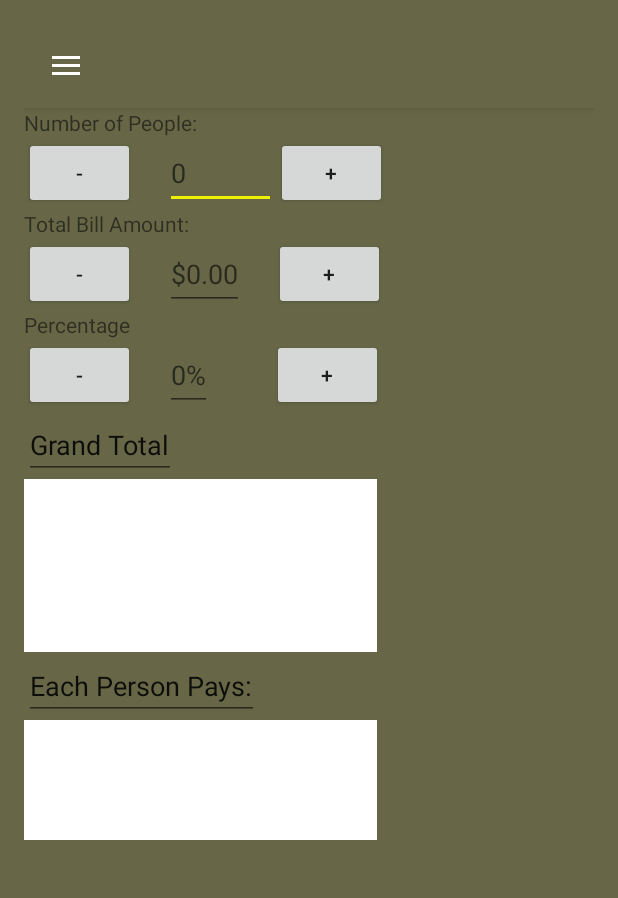
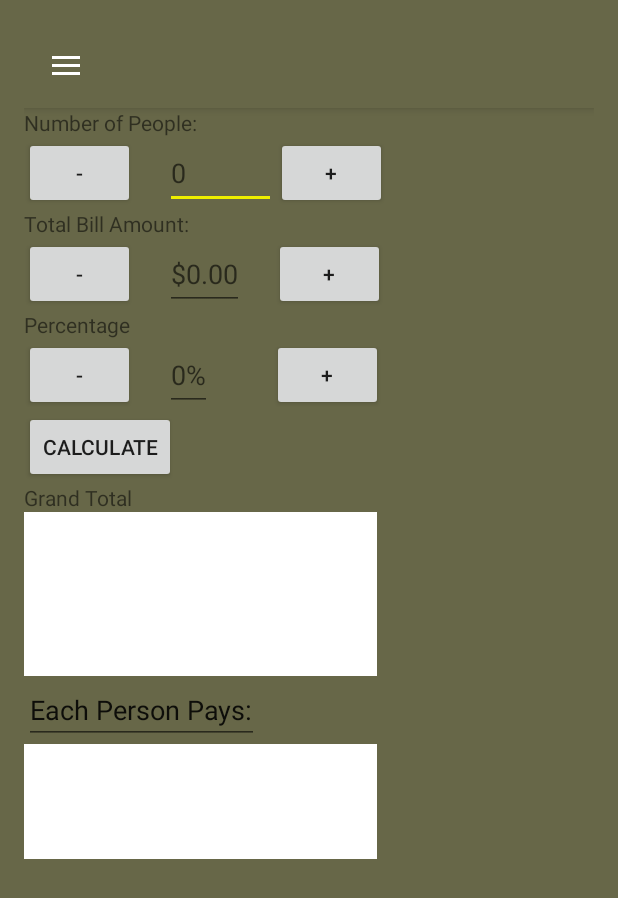
Before and after one commit to Squiggee/JustTheTip, an Android app: the MainActivity screen opened directly, with no data from a screen before it, on a phone screen of 412 x 824 dp. Shown: the top 898 px of the screen. Run offline under Robolectric (Android 15) with nearby library versions, the phone set to English and light mode, and no system bars.

Commit message:
finished button logic

```diff
--- a/app/src/main/java/com/main/justthetip/MainActivity.java
+++ b/app/src/main/java/com/main/justthetip/MainActivity.java
@@ -1,5 +1,6 @@
 package com.main.justthetip;
 
+import android.content.Intent;
 import android.support.v4.view.GravityCompat;
 import android.support.v4.widget.DrawerLayout;
 import android.support.v7.app.ActionBarDrawerToggle;
@@ -11,6 +12,8 @@ import android.support.design.widget.NavigationView;
 import android.os.Bundle;
 import android.widget.Button;
 import android.widget.EditText;
+import android.widget.TextView;
+import android.widget.Toast;
 
 public class MainActivity extends AppCompatActivity implements NavigationView.OnNavigationItemSelectedListener
 {
@@ -20,6 +23,10 @@ public class MainActivity extends AppCompatActivity implements NavigationView.On
     EditText bill_amount;
     int people_counter = 0;
     double bill_counter = 0;
+    EditText percentage_value;
+    Button add_percentage;
+    Button subtract_percentage;
+    int percentage_counter = 0;
 
     @Override
     protected void onCreate(Bundle savedInstanceState) {
@@ -72,7 +79,26 @@ public class MainActivity extends AppCompatActivity implements NavigationView.On
                 bill_counter += 5;
                 bill_amount.setText(String.valueOf(bill_counter));
             }
-        }  );
+        });
+
+        percentage_value = (EditText) findViewById(R.id.percentage_value);
+        add_percentage = (Button) findViewById(R.id.add_percentage);
+        subtract_percentage = (Button) findViewById(R.id.subtract_percentage);
+
+        add_percentage.setOnClickListener(new View.OnClickListener() {
+            @Override
+            public void onClick(View view) {
+                percentage_counter++;
+                percentage_value.setText(String.valueOf(percentage_counter));
+            }
+        });
+        subtract_percentage.setOnClickListener(new View.OnClickListener() {
+            @Override
+            public void onClick(View view) {
+                percentage_counter--;
+                percentage_value.setText(String.valueOf(percentage_counter));
+            }
+        });
 
 
     }
@@ -89,8 +115,8 @@ public class MainActivity extends AppCompatActivity implements NavigationView.On
 
         } else if (id == R.id.nav_slideshow) {
 
-//        } else if (id == R.id.nav_settings) {
-//            Toast.makeText(this, "Settings", Toast.LENGTH_SHORT).show();
+        } else if (id == R.id.nav_settings) {
+            //Toast.makeText(this, "Settings", Toast.LENGTH_SHORT).show();
         } else if (id == R.id.nav_share) {
 
         } else if (id == R.id.nav_send) {
@@ -102,8 +128,11 @@ public class MainActivity extends AppCompatActivity implements NavigationView.On
         return true;
     }
 
-    public void subtractPeople(View view)
+    public void calculate(View view)
     {
         people_Value.setText(1);
+        Button calculate = (Button) findViewById(R.id.calculate);
+        TextView grandTotal = (TextView) findViewById(R.id.grand_total);
+
     }
 }
--- a/app/src/main/res/layout/main_content.xml
+++ b/app/src/main/res/layout/main_content.xml
@@ -101,26 +101,37 @@
         <Button
             android:layout_width="74dp"
             android:layout_height="wrap_content"
+            android:id="@+id/subtract_percentage"
             android:text="-" />
         <EditText
             android:layout_width="wrap_content"
             android:layout_height="match_parent"
-            android:id="@+id/percentage"
+            android:id="@+id/percentage_value"
             android:hint="0%"
             android:layout_marginStart="20dp"
-            android:inputType="numberDecimal"/>
+            android:inputType="numberDecimal"
+            android:layout_marginLeft="20dp" />
         <Button
             android:layout_width="74dp"
             android:layout_height="wrap_content"
             android:layout_marginStart="40dp"
-            android:text="+"/>
+            android:id="@+id/add_percentage"
+            android:text="+"
+            android:layout_marginLeft="40dp" />
     </LinearLayout>
 
-    <EditText
+    <Button
+        android:layout_width="wrap_content"
+        android:layout_height="wrap_content"
+        android:text="Calculate"
+        android:id="@+id/calculate"
+        android:onClick="calculate"/>
+
+    <TextView
         android:layout_width="wrap_content"
         android:layout_height="wrap_content"
         android:text="Grand Total"
-        android:id="@+id/editText" />
+        android:id="@+id/grand_total" />
 
     <EditText
         android:layout_width="235dp"
```
